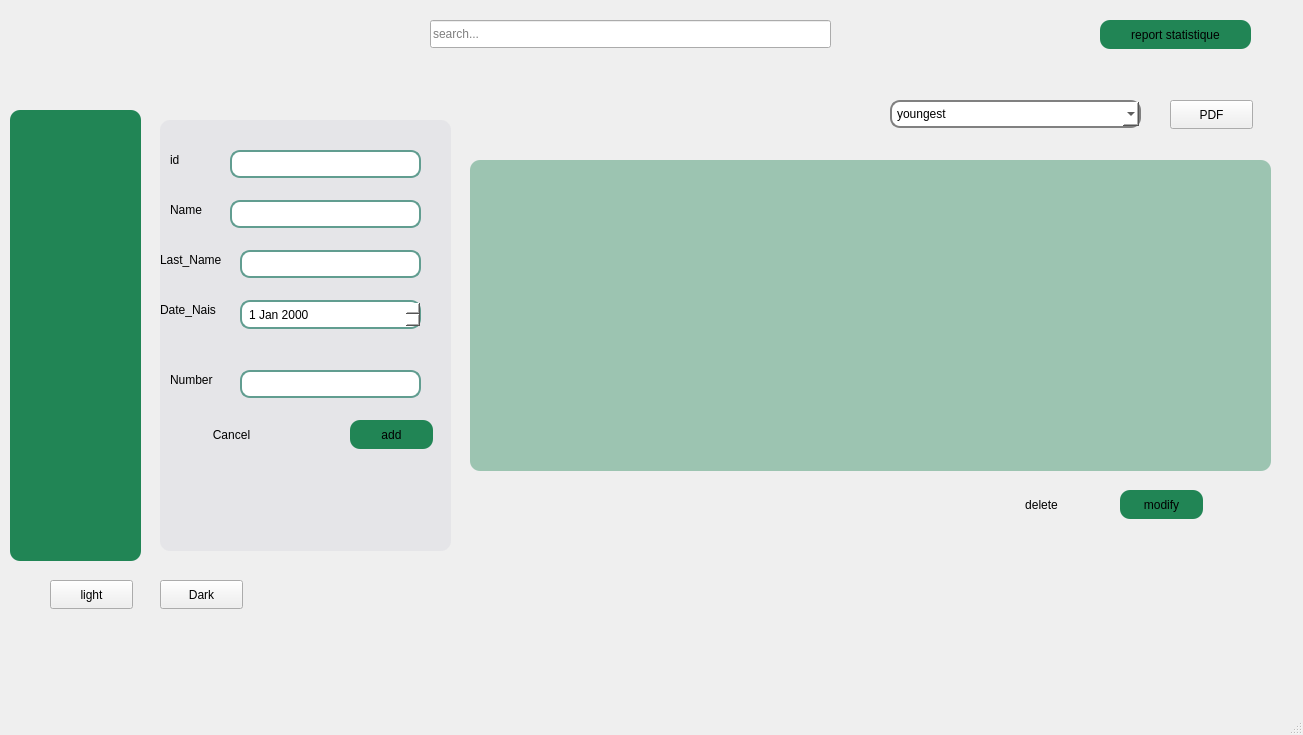
The window that mainwindow_supporteur.ui (PCPP2425-esprit2A7/2a7-smart-football-competition) describes before a commit, drawn with Qt 5.
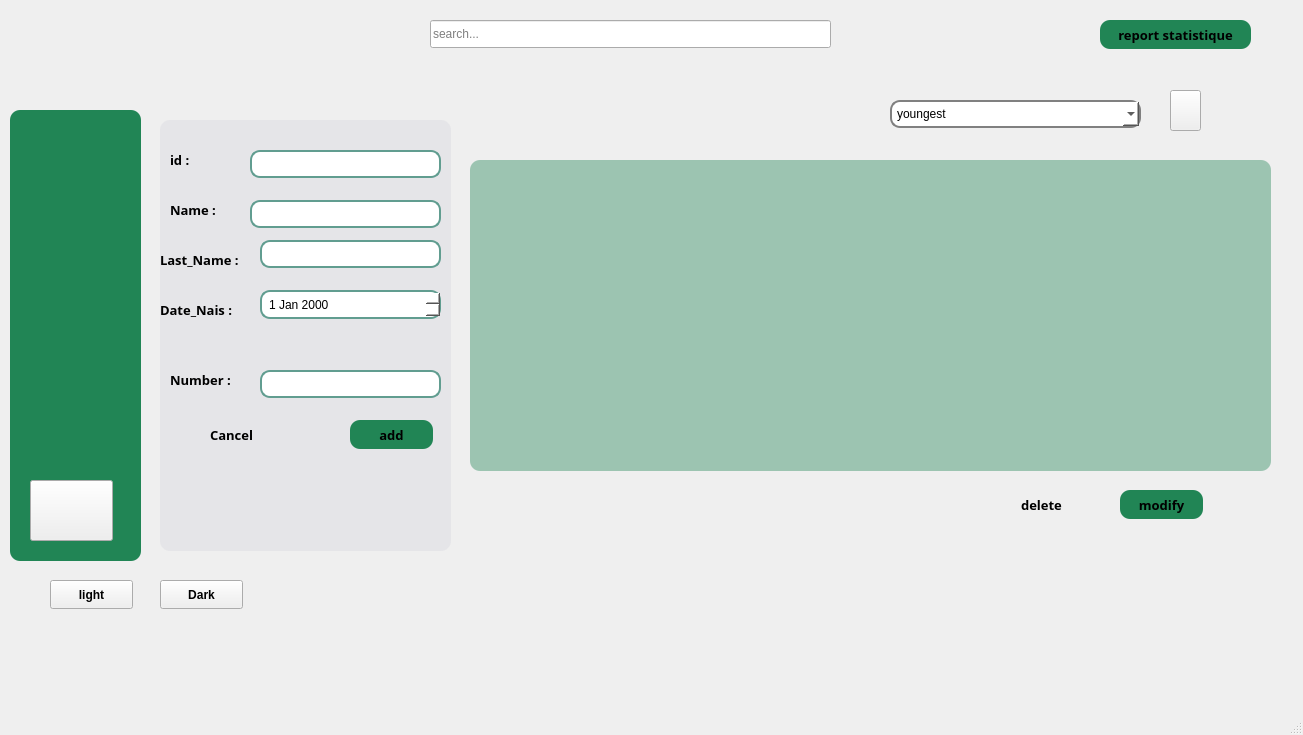
The same window after the commit. Icons and pictures are not drawn.

Commit message: update between supporteur and billet

The edit to the form file:
```diff
--- a/mainwindow_supporteur.ui
+++ b/mainwindow_supporteur.ui
@@ -136,7 +136,7 @@
       <string/>
      </property>
     </widget>
-    <widget class="QPushButton" name="btn_billet">
+    <widget class="QPushButton" name="btn_billet_fromsup">
      <property name="geometry">
       <rect>
        <x>20</x>
@@ -183,13 +183,20 @@
        <height>20</height>
       </rect>
      </property>
+     <property name="font">
+      <font>
+       <family>Sylfaen</family>
+       <pointsize>10</pointsize>
+       <bold>true</bold>
+      </font>
+     </property>
      <property name="styleSheet">
       <string notr="true">#label_2{
 color : rgb(0,0,0);
 }</string>
      </property>
      <property name="text">
-      <string>id</string>
+      <string>id :</string>
      </property>
     </widget>
     <widget class="QLabel" name="NAME">
@@ -201,13 +208,20 @@
        <height>20</height>
       </rect>
      </property>
+     <property name="font">
+      <font>
+       <family>Sylfaen</family>
+       <pointsize>10</pointsize>
+       <bold>true</bold>
+      </font>
+     </property>
      <property name="styleSheet">
       <string notr="true">#label_3{
 color : rgb(0,0,0);
 }</string>
      </property>
      <property name="text">
-      <string>Name</string>
+      <string>Name :</string>
      </property>
     </widget>
     <widget class="QPushButton" name="add">
@@ -219,6 +233,13 @@
        <height>29</height>
       </rect>
      </property>
+     <property name="font">
+      <font>
+       <family>Sylfaen</family>
+       <pointsize>10</pointsize>
+       <bold>true</bold>
+      </font>
+     </property>
      <property name="styleSheet">
       <string notr="true">#add{
 
@@ -240,6 +261,13 @@
        <height>29</height>
       </rect>
      </property>
+     <property name="font">
+      <font>
+       <family>Sylfaen</family>
+       <pointsize>10</pointsize>
+       <bold>true</bold>
+      </font>
+     </property>
      <property name="styleSheet">
       <string notr="true">#cancel{
 border-radius: 10px;         /* Rounded corners */
@@ -254,7 +282,7 @@
     <widget class="QLineEdit" name="IdEdit">
      <property name="geometry">
       <rect>
-       <x>70</x>
+       <x>90</x>
        <y>30</y>
        <width>191</width>
        <height>28</height>
@@ -273,7 +301,7 @@
     <widget class="QLineEdit" name="NameEdit">
      <property name="geometry">
       <rect>
-       <x>70</x>
+       <x>90</x>
        <y>80</y>
        <width>191</width>
        <height>28</height>
@@ -294,24 +322,31 @@
       <rect>
        <x>0</x>
        <y>130</y>
-       <width>81</width>
+       <width>111</width>
        <height>20</height>
       </rect>
      </property>
+     <property name="font">
+      <font>
+       <family>Sylfaen</family>
+       <pointsize>10</pointsize>
+       <bold>true</bold>
+      </font>
+     </property>
      <property name="styleSheet">
       <string notr="true">#label_12{
 color : rgb(0,0,0);
 }</string>
      </property>
      <property name="text">
-      <string>Last_Name</string>
+      <string>Last_Name :</string>
      </property>
     </widget>
     <widget class="QLineEdit" name="LastnameEdit">
      <property name="geometry">
       <rect>
-       <x>80</x>
-       <y>130</y>
+       <x>100</x>
+       <y>120</y>
        <width>181</width>
        <height>28</height>
       </rect>
@@ -335,20 +370,27 @@
        <height>20</height>
       </rect>
      </property>
+     <property name="font">
+      <font>
+       <family>Sylfaen</family>
+       <pointsize>10</pointsize>
+       <bold>true</bold>
+      </font>
+     </property>
      <property name="styleSheet">
       <string notr="true">#label_13{
 color : rgb(0,0,0);
 }</string>
      </property>
      <property name="text">
-      <string>Date_Nais</string>
+      <string>Date_Nais :</string>
      </property>
     </widget>
     <widget class="QDateEdit" name="DateEdit">
      <property name="geometry">
       <rect>
-       <x>80</x>
-       <y>180</y>
+       <x>100</x>
+       <y>170</y>
        <width>181</width>
        <height>29</height>
       </rect>
@@ -368,23 +410,30 @@
       <rect>
        <x>10</x>
        <y>250</y>
-       <width>63</width>
+       <width>81</width>
        <height>20</height>
       </rect>
      </property>
+     <property name="font">
+      <font>
+       <family>Sylfaen</family>
+       <pointsize>10</pointsize>
+       <bold>true</bold>
+      </font>
+     </property>
      <property name="styleSheet">
       <string notr="true">#label_14{
 color : rgb(0,0,0);
 }</string>
      </property>
      <property name="text">
-      <string>Number</string>
+      <string>Number :</string>
      </property>
     </widget>
     <widget class="QLineEdit" name="GradeEdit">
      <property name="geometry">
       <rect>
-       <x>80</x>
+       <x>100</x>
        <y>250</y>
        <width>181</width>
        <height>28</height>
@@ -478,6 +527,13 @@
       <height>29</height>
      </rect>
     </property>
+    <property name="font">
+     <font>
+      <family>Sylfaen</family>
+      <pointsize>10</pointsize>
+      <bold>true</bold>
+     </font>
+    </property>
     <property name="styleSheet">
      <string notr="true">#delete_2{
 border-radius: 10px;         /* Rounded corners */
@@ -498,6 +554,13 @@
       <height>29</height>
      </rect>
     </property>
+    <property name="font">
+     <font>
+      <family>Sylfaen</family>
+      <pointsize>10</pointsize>
+      <bold>true</bold>
+     </font>
+    </property>
     <property name="styleSheet">
      <string notr="true">#modify{
 
@@ -519,6 +582,13 @@
       <height>29</height>
      </rect>
     </property>
+    <property name="font">
+     <font>
+      <family>Sylfaen</family>
+      <pointsize>10</pointsize>
+      <bold>true</bold>
+     </font>
+    </property>
     <property name="styleSheet">
      <string notr="true">#stat{
 
@@ -535,13 +605,26 @@
     <property name="geometry">
      <rect>
       <x>1170</x>
-      <y>100</y>
-      <width>83</width>
-      <height>29</height>
+      <y>90</y>
+      <width>31</width>
+      <height>41</height>
      </rect>
     </property>
+    <property name="font">
+     <font>
+      <family>Sylfaen</family>
+      <pointsize>10</pointsize>
+      <bold>true</bold>
+     </font>
+    </property>
+    <property name="styleSheet">
+     <string notr="true">#pdf{
+	 qproperty-icon:url(:/img/img/1.png);
+  qproperty-iconSize: 30px 30px;
+}</string>
+    </property>
     <property name="text">
-     <string>PDF</string>
+     <string/>
     </property>
    </widget>
    <widget class="QPushButton" name="light_ilyes">
@@ -553,6 +636,11 @@
       <height>29</height>
      </rect>
     </property>
+    <property name="font">
+     <font>
+      <bold>true</bold>
+     </font>
+    </property>
     <property name="styleSheet">
      <string notr="true">#light {
     background-color:transparent; 
@@ -585,6 +673,11 @@
       <height>29</height>
      </rect>
     </property>
+    <property name="font">
+     <font>
+      <bold>true</bold>
+     </font>
+    </property>
     <property name="styleSheet">
      <string notr="true">#dark {
     background-color: #333; /* Dark gray background */
@@ -665,7 +758,7 @@
      <x>0</x>
      <y>0</y>
      <width>1303</width>
-     <height>25</height>
+     <height>26</height>
     </rect>
    </property>
   </widget>
```
The commit also changes 1159 other files.
